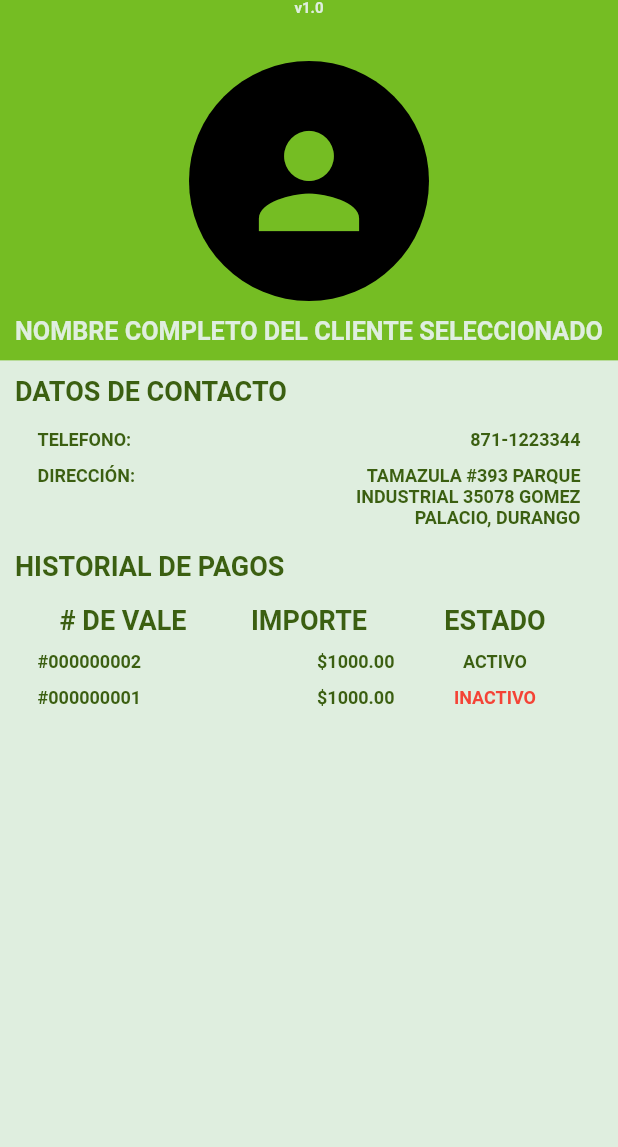
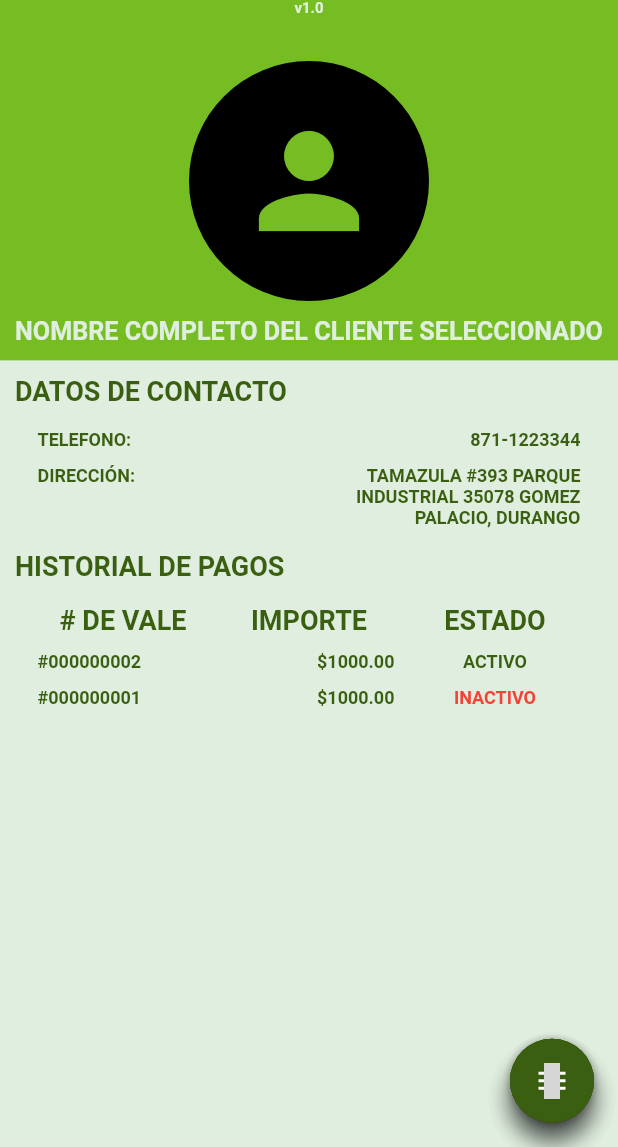
Before and after one commit to guillermoherrera/app_vale_cv, a Flutter app: the ClientePage screen opened by its route, on a phone screen of 412 x 824 dp, the part 89-1236 px from its top. Run offline on Flutter 3.47's test engine with Material 2 defaults, Android fonts, the phone set to English and light mode, and no system bars; our stand-ins replace bloc, flutter_bloc; statements that could not run were skipped; grey boxes are pictures that could not be loaded.

Commit message:
floating action button animated

```diff
--- a/lib/Pages/clientes/cliente_page.dart
+++ b/lib/Pages/clientes/cliente_page.dart
@@ -1,3 +1,4 @@
+import 'package:app_vale_cv/widgets/shake_transition.dart';
 import 'package:flutter/material.dart';
 
 import '../../helpers/constants.dart';
@@ -10,13 +11,57 @@ class ClientePage extends StatefulWidget {
   State<ClientePage> createState() => _ClientePageState();
 }
 
-class _ClientePageState extends State<ClientePage> {
+class _ClientePageState extends State<ClientePage>
+    with SingleTickerProviderStateMixin {
+  bool isOpened = false;
+  late AnimationController _animationController;
+  late Animation<Color?> _animateColor;
+  late Animation<double> _animateIcon;
+  late Animation<double> _translateButton;
+  final Curve _curve = Curves.easeOut;
+  final double _fabHeight = 56.0;
+
+  animate() {
+    if (!isOpened) {
+      _animationController.forward();
+    } else {
+      _animationController.reverse();
+    }
+    isOpened = !isOpened;
+  }
+
+  @override
+  void initState() {
+    _animationController = AnimationController(
+        vsync: this, duration: const Duration(milliseconds: 500))
+      ..addListener(() {
+        setState(() {});
+      });
+    _animateIcon =
+        Tween<double>(begin: 0.0, end: 1.0).animate(_animationController);
+
+    _animateColor = ColorTween(
+            begin: Constants.colorDefaultText, end: Constants.colorDefaultText)
+        .animate(CurvedAnimation(
+            parent: _animationController,
+            curve: const Interval(0.0, 1.0, curve: Curves.linear)));
+    _translateButton = Tween<double>(begin: _fabHeight, end: -14.0).animate(
+        CurvedAnimation(
+            parent: _animationController,
+            curve: Interval(0.0, 0.75, curve: _curve)));
+    super.initState();
+  }
+
   @override
   Widget build(BuildContext context) {
     return Scaffold(
       appBar: _appBar(),
       backgroundColor: Constants.colorPrimary,
       body: _body(),
+      floatingActionButton: ShakeTransition(
+          axis: Axis.vertical,
+          duration: const Duration(seconds: 2),
+          child: _floatingBtn()),
     );
   }
 
@@ -191,4 +236,71 @@ class _ClientePageState extends State<ClientePage> {
       ),
     ]);
   }
+
+  Widget _floatingBtn() {
+    return Column(
+      mainAxisAlignment: MainAxisAlignment.end,
+      children: [
+        Transform(
+          transform:
+              Matrix4.translationValues(0.0, _translateButton.value * 3.0, 0.0),
+          child: _block(),
+        ),
+        Transform(
+          transform:
+              Matrix4.translationValues(0.0, _translateButton.value * 2.0, 0.0),
+          child: _whats(),
+        ),
+        Transform(
+          transform:
+              Matrix4.translationValues(0.0, _translateButton.value * 1.0, 0.0),
+          child: _call(),
+        ),
+        _toggle()
+      ],
+    );
+  }
+
+  Widget _toggle() {
+    return FloatingActionButton(
+      heroTag: 'btnToggle',
+      onPressed: animate,
+      backgroundColor: _animateColor.value,
+      tooltip: 'ACCIONES',
+      child: AnimatedIcon(
+        icon: AnimatedIcons.menu_close,
+        progress: _animateIcon,
+      ),
+    );
+  }
+
+  Widget _block() {
+    return FloatingActionButton(
+        heroTag: 'btnBlock',
+        onPressed: () {},
+        tooltip: 'BLOQUEAR CLIENTE',
+        child: const Icon(
+          Icons.block,
+          color: Colors.red,
+        ),
+        backgroundColor: Constants.colorDefaultText);
+  }
+
+  Widget _whats() {
+    return FloatingActionButton(
+        heroTag: 'btnWhats',
+        onPressed: () {},
+        tooltip: 'ENVIAR WHATS',
+        child: const Icon(Icons.whatsapp),
+        backgroundColor: Constants.colorDefaultText);
+  }
+
+  Widget _call() {
+    return FloatingActionButton(
+        heroTag: 'btnCall',
+        onPressed: () {},
+        tooltip: 'LLAMAR',
+        child: const Icon(Icons.call),
+        backgroundColor: Constants.colorDefaultText);
+  }
 }
```
